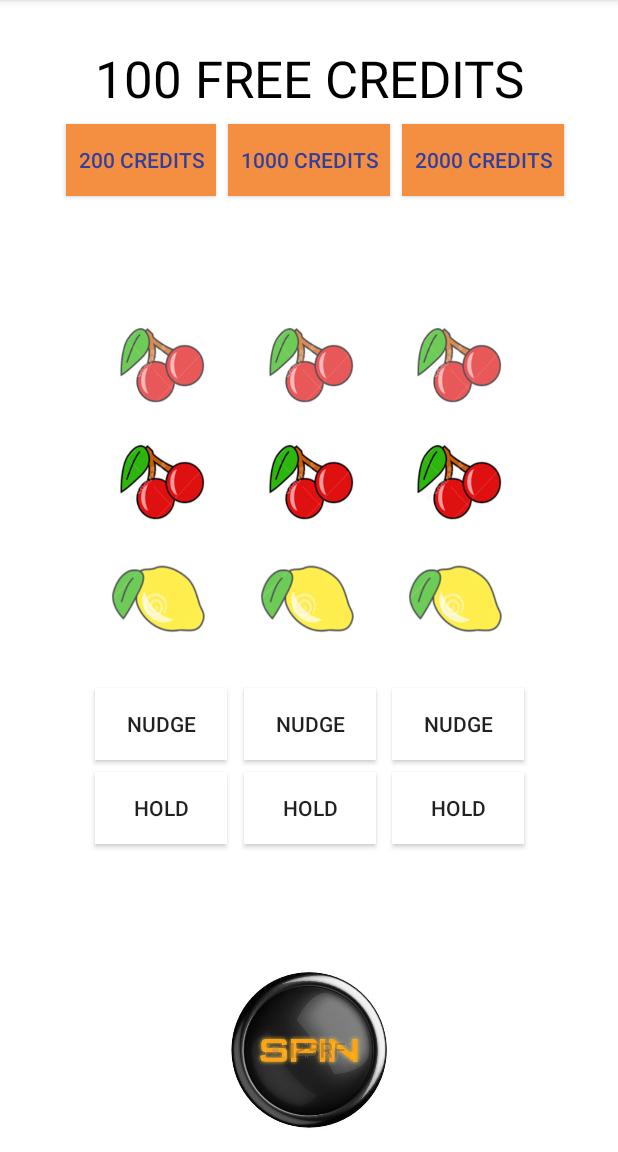
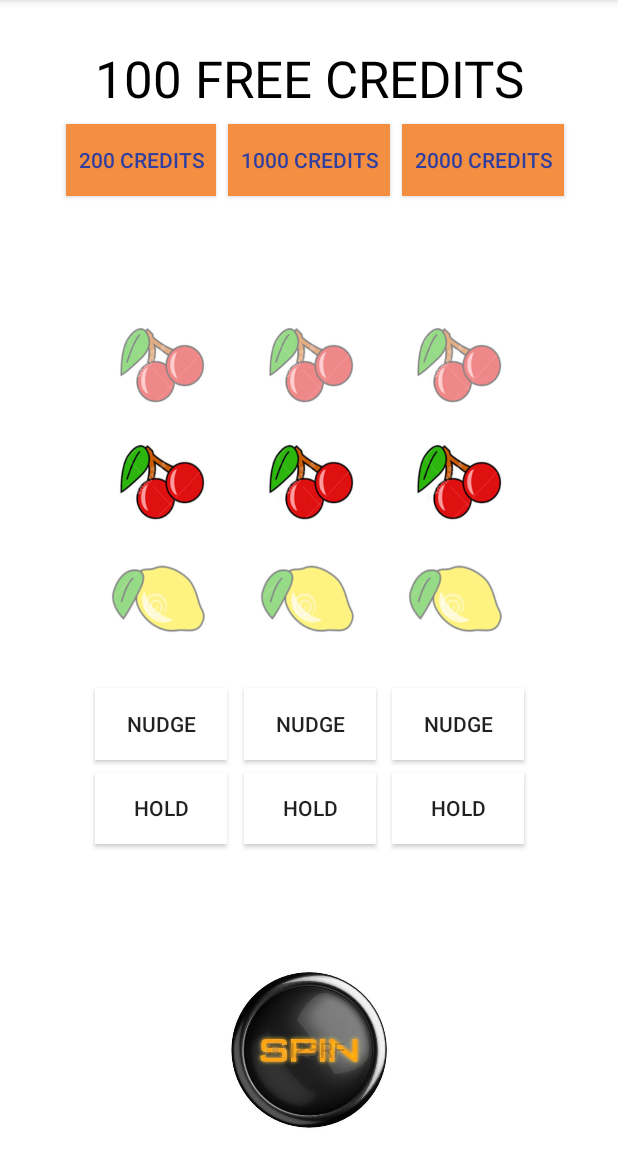
Before and after one commit to docljn/codeclan_wk9_project_fruit_machine, an Android app: the screen it shows after launch (GameScreenActivity), after a tap on an icon or button, on a phone screen of 412 x 824 dp, the part 84-1236 px from its top. Run offline under Robolectric (Android 15) with nearby library versions, the phone set to English and light mode, and no system bars.

Commit message:
top and bottom reels made less opaque

```diff
--- a/app/src/main/res/layout/activity_game_screen.xml
+++ b/app/src/main/res/layout/activity_game_screen.xml
@@ -10,8 +10,7 @@
     <ImageView
         android:id="@+id/imageViewJackpot"
         android:layout_width="0dp"
-        android:layout_height="270dp"
-        android:layout_marginBottom="8dp"
+        android:layout_height="220dp"
         android:layout_marginEnd="8dp"
         android:layout_marginStart="8dp"
         android:layout_marginTop="8dp"
--- a/app/src/main/res/layout/activity_splash_screen.xml
+++ b/app/src/main/res/layout/activity_splash_screen.xml
@@ -11,14 +11,12 @@
         android:id="@+id/imageViewFruitMachine"
         android:layout_width="0dp"
         android:layout_height="160dp"
-        android:layout_marginEnd="8dp"
-        android:layout_marginStart="8dp"
         android:layout_marginTop="16dp"
         android:scaleType="fitXY"
+        app:layout_constraintBottom_toTopOf="@id/textViewPictureChoice"
         app:layout_constraintEnd_toEndOf="parent"
         app:layout_constraintStart_toStartOf="parent"
         app:layout_constraintTop_toTopOf="parent"
-        app:layout_constraintBottom_toTopOf="@id/textViewPictureChoice"
         app:srcCompat="@drawable/sevens" />
 
     <TextView
--- a/app/src/main/res/layout/reels_layout.xml
+++ b/app/src/main/res/layout/reels_layout.xml
@@ -15,7 +15,7 @@
         android:layout_height="70dp"
         android:layout_marginStart="16dp"
         android:layout_marginTop="8dp"
-        android:alpha="0.7"
+        android:alpha="0.5"
         android:scaleType="fitXY"
         app:layout_constraintStart_toStartOf="parent"
         app:layout_constraintTop_toTopOf="parent"
@@ -39,7 +39,7 @@
         android:layout_width="70dp"
         android:layout_height="70dp"
         android:layout_marginBottom="24dp"
-        android:alpha="0.7"
+        android:alpha="0.5"
         android:scaleType="fitXY"
         app:layout_constraintBottom_toTopOf="@+id/buttonNudge1"
         app:layout_constraintEnd_toEndOf="@+id/imageViewWinLine1"
@@ -80,7 +80,7 @@
         android:layout_width="70dp"
         android:layout_height="70dp"
         android:layout_marginTop="8dp"
-        android:alpha="0.7"
+        android:alpha="0.5"
         android:scaleType="fitXY"
         app:layout_constraintEnd_toStartOf="@+id/imageViewTop3"
         app:layout_constraintStart_toEndOf="@+id/imageViewTop1"
@@ -104,7 +104,7 @@
         android:layout_width="70dp"
         android:layout_height="70dp"
         android:layout_marginBottom="24dp"
-        android:alpha="0.7"
+        android:alpha="0.5"
         android:scaleType="fitXY"
         app:layout_constraintBottom_toTopOf="@+id/buttonNudge2"
         app:layout_constraintEnd_toEndOf="@+id/imageViewWinLine2"
@@ -146,7 +146,7 @@
         android:layout_height="70dp"
         android:layout_marginEnd="16dp"
         android:layout_marginTop="8dp"
-        android:alpha="0.7"
+        android:alpha="0.5"
         android:scaleType="fitXY"
         app:layout_constraintEnd_toEndOf="parent"
         app:layout_constraintTop_toTopOf="parent"
@@ -171,7 +171,7 @@
         android:layout_width="70dp"
         android:layout_height="70dp"
         android:layout_marginBottom="24dp"
-        android:alpha="0.7"
+        android:alpha="0.5"
         android:scaleType="fitXY"
         app:layout_constraintBottom_toTopOf="@+id/buttonNudge3"
         app:layout_constraintEnd_toEndOf="@+id/imageViewWinLine3"
```
